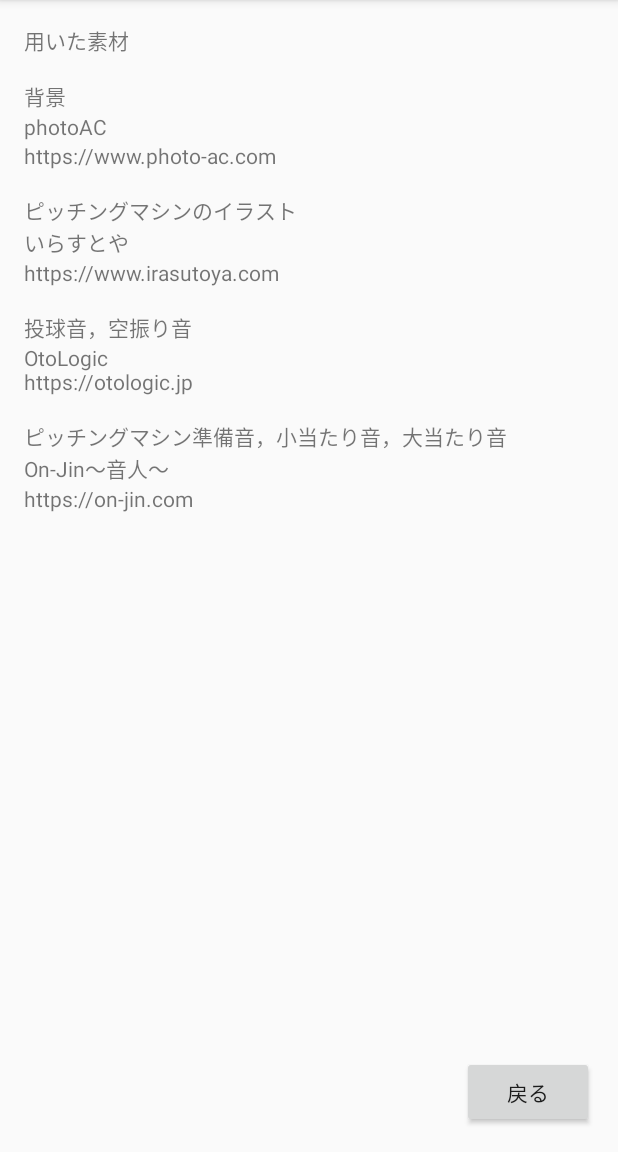
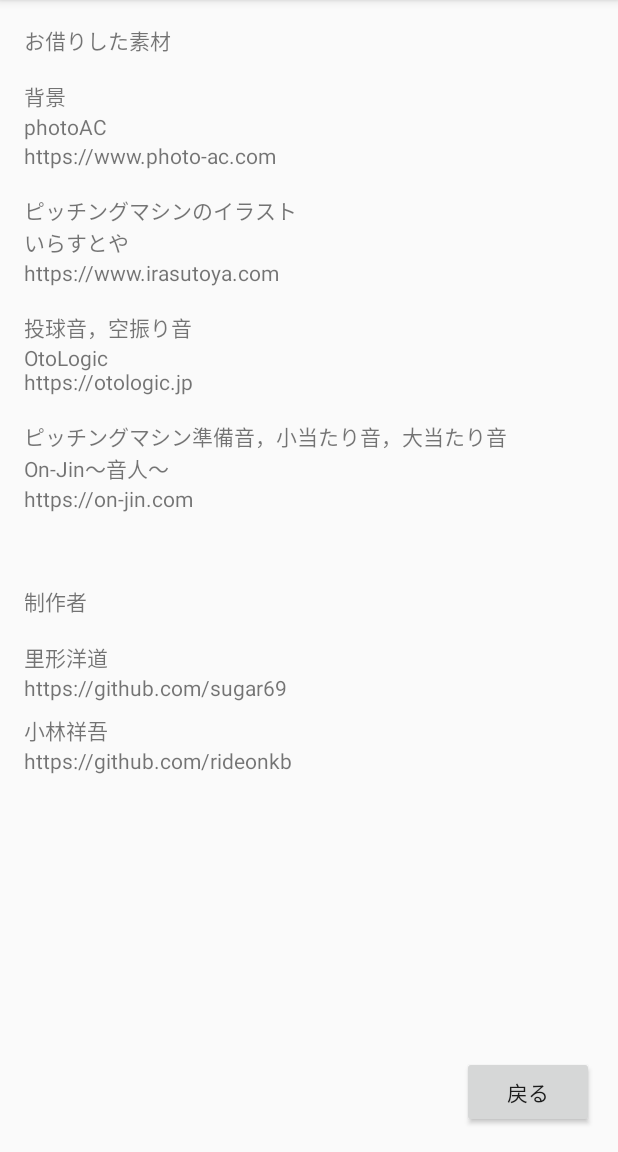
Before and after one commit to sugar69/StayHomeBatter, an Android app: the CreditActivity screen opened directly, with no data from a screen before it, on a phone screen of 412 x 824 dp, the part 84-1236 px from its top. Run offline under Robolectric (Android 15) with nearby library versions, the phone set to English and light mode, and no system bars.

Commit message:
クレジットを編集

```diff
--- a/app/src/main/res/layout/activity_credit.xml
+++ b/app/src/main/res/layout/activity_credit.xml
@@ -65,7 +65,7 @@
         android:layout_marginStart="16dp"
         android:layout_marginLeft="16dp"
         android:layout_marginTop="16dp"
-        android:text="用いた素材"
+        android:text="お借りした素材"
         app:layout_constraintStart_toStartOf="parent"
         app:layout_constraintTop_toTopOf="parent" />
 
@@ -152,4 +152,57 @@
         android:text="戻る"
         app:layout_constraintBottom_toBottomOf="parent"
         app:layout_constraintEnd_toEndOf="parent" />
+
+    <TextView
+        android:id="@+id/textView"
+        android:layout_width="wrap_content"
+        android:layout_height="wrap_content"
+        android:layout_marginStart="16dp"
+        android:layout_marginLeft="16dp"
+        android:layout_marginTop="48dp"
+        android:text="制作者"
+        app:layout_constraintStart_toStartOf="parent"
+        app:layout_constraintTop_toBottomOf="@+id/textView68" />
+
+    <TextView
+        android:id="@+id/textView28"
+        android:layout_width="wrap_content"
+        android:layout_height="wrap_content"
+        android:layout_marginStart="16dp"
+        android:layout_marginLeft="16dp"
+        android:layout_marginTop="16dp"
+        android:text="里形洋道"
+        app:layout_constraintStart_toStartOf="parent"
+        app:layout_constraintTop_toBottomOf="@+id/textView" />
+
+    <TextView
+        android:id="@+id/textView29"
+        android:layout_width="wrap_content"
+        android:layout_height="wrap_content"
+        android:layout_marginStart="16dp"
+        android:layout_marginLeft="16dp"
+        android:text="https://github.com/sugar69"
+        app:layout_constraintStart_toStartOf="parent"
+        app:layout_constraintTop_toBottomOf="@+id/textView28" />
+
+    <TextView
+        android:id="@+id/textView30"
+        android:layout_width="wrap_content"
+        android:layout_height="wrap_content"
+        android:layout_marginStart="16dp"
+        android:layout_marginLeft="16dp"
+        android:layout_marginTop="8dp"
+        android:text="小林祥吾"
+        app:layout_constraintStart_toStartOf="parent"
+        app:layout_constraintTop_toBottomOf="@+id/textView29" />
+
+    <TextView
+        android:id="@+id/textView31"
+        android:layout_width="wrap_content"
+        android:layout_height="wrap_content"
+        android:layout_marginStart="16dp"
+        android:layout_marginLeft="16dp"
+        android:text="https://github.com/rideonkb"
+        app:layout_constraintStart_toStartOf="parent"
+        app:layout_constraintTop_toBottomOf="@+id/textView30" />
 </androidx.constraintlayout.widget.ConstraintLayout>
```
